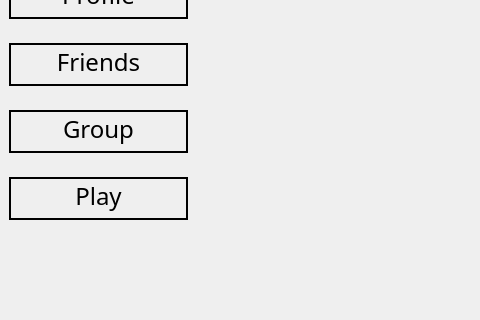
The window that nitin_venv/Chess-master/wui/mainwindow.ui (NetworkProgramming-20212-Group1/ChessMultiplayer) describes before a commit, drawn with Qt 5; both pictures show x 0 to 480 and y 100 to 420 of the 800 by 600 pixel window.
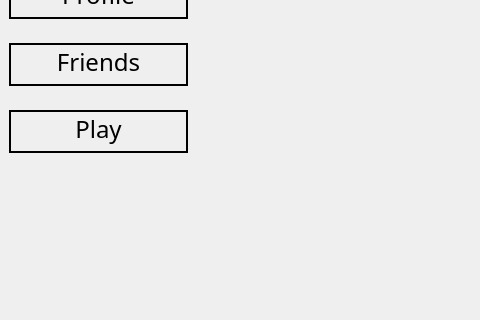
The same window after the commit.

Diff of the .ui file:
```diff
--- a/nitin_venv/Chess-master/wui/mainwindow.ui
+++ b/nitin_venv/Chess-master/wui/mainwindow.ui
@@ -123,33 +123,6 @@
          </layout>
         </widget>
        </item>
-       <item>
-        <widget class="QWidget" name="widget_5" native="true">
-         <layout class="QHBoxLayout" name="horizontalLayout_3">
-          <item>
-           <widget class="QPushButton" name="group_button">
-            <property name="font">
-             <font>
-              <family>Poor Richard</family>
-              <pointsize>18</pointsize>
-             </font>
-            </property>
-            <property name="cursor">
-             <cursorShape>OpenHandCursor</cursorShape>
-            </property>
-            <property name="styleSheet">
-             <string notr="true">border-radius : 100; 
-border : 2px solid black;
-padding-bottom: 5px</string>
-            </property>
-            <property name="text">
-             <string>Group</string>
-            </property>
-           </widget>
-          </item>
-         </layout>
-        </widget>
-       </item>
        <item>
         <widget class="QWidget" name="widget_6" native="true">
          <layout class="QVBoxLayout" name="verticalLayout_2">
```
